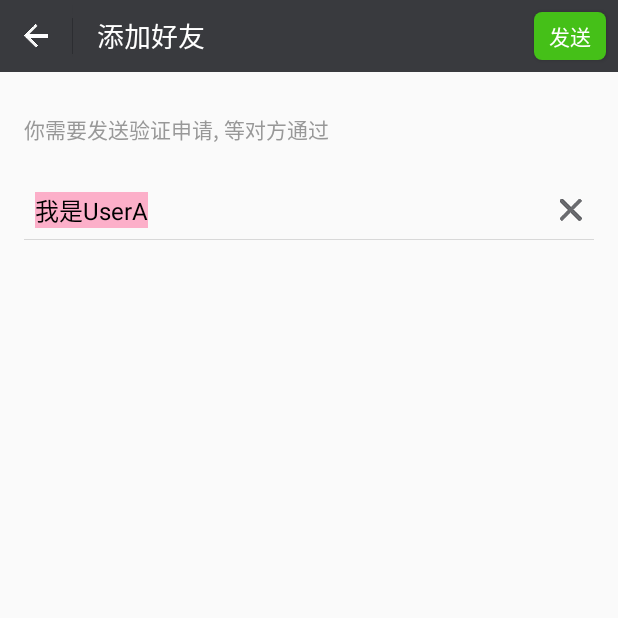
After one commit to zlraymind/RongIMDemo, an Android app: the InviteActivity screen opened directly, with no data from a screen before it, on a phone screen of 412 x 824 dp, the top half of it. The commit adds this screen. Run offline under Robolectric (Android 15) with nearby library versions, the phone set to English and light mode, and no system bars; pictures from the network do not load.

Commit message:
Minor update.

```diff
--- a/app/src/main/AndroidManifest.xml
+++ b/app/src/main/AndroidManifest.xml
@@ -36,6 +36,9 @@
                   android:screenOrientation="portrait"/>
 
         <activity android:name=".activity.FindFriendActivity"
+                  android:screenOrientation="portrait"/>
+
+        <activity android:name=".activity.InviteActivity"
                   android:screenOrientation="portrait"/>
 
         <activity
--- a/app/src/main/java/rong/im/demo/activity/FindFriendActivity.java
+++ b/app/src/main/java/rong/im/demo/activity/FindFriendActivity.java
@@ -1,5 +1,6 @@
 package rong.im.demo.activity;
 
+import android.content.Intent;
 import android.graphics.Color;
 import android.os.Bundle;
 import android.os.Handler;
@@ -21,7 +22,6 @@ import android.widget.TextView;
 import android.widget.Toast;
 
 import java.util.ArrayList;
-import java.util.List;
 
 import rong.im.demo.R;
 import rong.im.demo.model.User;
@@ -183,6 +183,13 @@ public class FindFriendActivity extends AppCompatActivity implements Handler.Cal
             if (convertView == null) {
                 itemView = new ContactItemView(FindFriendActivity.this);
                 itemView.setTag(itemView);
+                itemView.setOnClickListener(new View.OnClickListener() {
+                    @Override
+                    public void onClick(View v) {
+                        Intent intent = new Intent(FindFriendActivity.this, InviteActivity.class);
+                        FindFriendActivity.this.startActivity(intent);
+                    }
+                });
             } else {
                 itemView = (ContactItemView) convertView.getTag();
             }
--- /dev/null
+++ b/app/src/main/java/rong/im/demo/activity/InviteActivity.java
@@ -0,0 +1,19 @@
+package rong.im.demo.activity;
+
+import android.os.Bundle;
+import android.support.v7.app.AppCompatActivity;
+
+import rong.im.demo.R;
+
+public class InviteActivity extends AppCompatActivity {
+
+    @Override
+    protected void onCreate(Bundle savedInstanceState) {
+        super.onCreate(savedInstanceState);
+        setContentView(R.layout.activity_invite_friend);
+        initView();
+    }
+
+    private void initView() {
+    }
+}
--- /dev/null
+++ b/app/src/main/res/drawable/toolbar_send.xml
@@ -0,0 +1,21 @@
+<?xml version="1.0" encoding="UTF-8"?>
+<selector xmlns:android="http://schemas.android.com/apk/res/android">
+    <item android:state_pressed="true">
+        <shape>
+            <solid android:color="#3e7d2c"/>
+            <corners android:radius="5dp"/>
+        </shape>
+    </item>
+    <item android:state_enabled="false">
+        <shape>
+            <solid android:color="#3e7d2c"/>
+            <corners android:radius="5dp"/>
+        </shape>
+    </item>
+    <item>
+        <shape>
+            <solid android:color="#45c018"/>
+            <corners android:radius="5dp"/>
+        </shape>
+    </item>
+</selector>
--- /dev/null
+++ b/app/src/main/res/layout/activity_invite_friend.xml
@@ -0,0 +1,99 @@
+<?xml version="1.0" encoding="utf-8"?>
+<LinearLayout
+    xmlns:android="http://schemas.android.com/apk/res/android"
+    android:layout_width="match_parent"
+    android:layout_height="match_parent"
+    android:orientation="vertical">
+
+    <RelativeLayout
+        android:id="@+id/toolbar"
+        android:layout_width="match_parent"
+        android:layout_height="48dp"
+        android:background="#393a3e"
+        android:orientation="horizontal">
+
+        <ImageView
+            android:id="@+id/back"
+            android:layout_width="wrap_content"
+            android:layout_height="wrap_content"
+            android:src="@drawable/toolbar_back"/>
+
+        <TextView
+            android:layout_width="wrap_content"
+            android:layout_height="wrap_content"
+            android:layout_centerVertical="true"
+            android:layout_marginLeft="16dp"
+            android:layout_toRightOf="@id/back"
+            android:text="添加好友"
+            android:textColor="#ffffff"
+            android:textSize="18sp"/>
+
+        <Button
+            android:id="@+id/send"
+            android:layout_width="wrap_content"
+            android:layout_height="32dp"
+            android:layout_alignParentRight="true"
+            android:layout_centerVertical="true"
+            android:layout_marginRight="8dp"
+            android:background="@drawable/toolbar_send"
+            android:minWidth="0dp"
+            android:paddingLeft="10dp"
+            android:paddingRight="10dp"
+            android:text="发送"
+            android:textColor="#ffffff"
+            android:textSize="14sp"/>
+    </RelativeLayout>
+
+    <TextView
+        android:layout_width="wrap_content"
+        android:layout_height="wrap_content"
+        android:layout_marginLeft="16dp"
+        android:layout_marginTop="27dp"
+        android:text="你需要发送验证申请, 等对方通过"
+        android:textColor="#989898"
+        android:textSize="14sp"/>
+
+    <RelativeLayout
+        android:layout_width="match_parent"
+        android:layout_height="wrap_content"
+        android:layout_marginTop="24dp">
+
+        <EditText
+            android:id="@+id/invite_edit"
+            android:layout_width="wrap_content"
+            android:layout_height="wrap_content"
+            android:layout_alignLeft="@+id/underline"
+            android:layout_marginBottom="7dp"
+            android:layout_marginLeft="7dp"
+            android:layout_marginRight="5dp"
+            android:layout_marginTop="7dp"
+            android:layout_toLeftOf="@+id/clear_text"
+            android:background="@null"
+            android:selectAllOnFocus="true"
+            android:singleLine="true"
+            android:text="我是UserA"
+            android:textColor="#000000"
+            android:textColorHint="#474b4c"
+            android:textCursorDrawable="@null"
+            android:textSize="16sp"/>
+
+        <ImageView
+            android:id="@id/clear_text"
+            android:layout_width="wrap_content"
+            android:layout_height="wrap_content"
+            android:layout_alignRight="@id/underline"
+            android:layout_centerVertical="true"
+            android:layout_marginRight="7dp"
+            android:src="@mipmap/toolbar_clear_cross"/>
+
+        <View
+            android:id="@id/underline"
+            android:layout_width="match_parent"
+            android:layout_height="1px"
+            android:layout_below="@id/invite_edit"
+            android:layout_centerHorizontal="true"
+            android:layout_marginLeft="16dp"
+            android:layout_marginRight="16dp"
+            android:background="#d8d8d8"/>
+    </RelativeLayout>
+</LinearLayout>
--- a/app/src/main/res/layout/activity_new_friend.xml
+++ b/app/src/main/res/layout/activity_new_friend.xml
@@ -1,9 +1,10 @@
 <?xml version="1.0" encoding="utf-8"?>
-<LinearLayout xmlns:android="http://schemas.android.com/apk/res/android"
-              android:layout_width="match_parent"
-              android:layout_height="match_parent"
-              android:background="#ebebeb"
-              android:orientation="vertical">
+<LinearLayout
+    xmlns:android="http://schemas.android.com/apk/res/android"
+    android:layout_width="match_parent"
+    android:layout_height="match_parent"
+    android:background="#ebebeb"
+    android:orientation="vertical">
 
     <LinearLayout
         android:id="@+id/toolbar"
@@ -34,7 +35,7 @@
         android:layout_width="match_parent"
         android:layout_height="52dp"
         android:layout_marginTop="16dp"
-        android:background="#ffffff">
+        android:background="@drawable/panel_background">
 
         <ImageView
             android:id="@id/toolbar_find_icon"
@@ -51,7 +52,7 @@
             android:layout_marginLeft="5dp"
             android:layout_marginTop="4dp"
             android:layout_toRightOf="@id/toolbar_find_icon"
-            android:text="用户名"
+            android:text="输入用户名或昵称, 搜索新朋友"
             android:textColor="#c4c4c4"/>
 
         <View
@@ -66,8 +67,7 @@
 
     <RelativeLayout
         android:layout_width="match_parent"
-        android:layout_height="35dp"
-        android:visibility="gone">
+        android:layout_height="35dp">
 
         <TextView
             android:layout_width="wrap_content"
@@ -80,12 +80,26 @@
             android:textSize="12sp"/>
     </RelativeLayout>
 
+    <RelativeLayout
+        android:id="@+id/none_friend"
+        android:layout_width="match_parent"
+        android:layout_height="match_parent"
+        android:background="#ffffff">
+
+        <TextView
+            android:layout_width="wrap_content"
+            android:layout_height="wrap_content"
+            android:layout_centerHorizontal="true"
+            android:layout_marginTop="2dp"
+            android:text="无"/>
+    </RelativeLayout>
+
     <ListView
         android:id="@+id/new_friend_list"
         android:layout_width="match_parent"
         android:layout_height="match_parent"
         android:background="#ffffff"
         android:divider="@null"
-        android:listSelector="@android:color/transparent"/>
-
+        android:listSelector="@android:color/transparent"
+        android:visibility="gone"/>
 </LinearLayout>
--- a/app/src/main/res/layout/main_fragment_contact.xml
+++ b/app/src/main/res/layout/main_fragment_contact.xml
@@ -1,14 +1,15 @@
 <?xml version="1.0" encoding="utf-8"?>
-<LinearLayout xmlns:android="http://schemas.android.com/apk/res/android"
-              android:layout_width="match_parent"
-              android:layout_height="match_parent"
-              android:background="#ffffff"
-              android:orientation="vertical">
+<LinearLayout
+    xmlns:android="http://schemas.android.com/apk/res/android"
+    android:layout_width="match_parent"
+    android:layout_height="match_parent"
+    android:background="#ffffff"
+    android:orientation="vertical">
 
     <ListView
         android:id="@+id/contact_list"
-        android:listSelector="@android:color/transparent"
+        android:layout_width="match_parent"
+        android:layout_height="match_parent"
         android:divider="@null"
-        android:layout_width="match_parent"
-        android:layout_height="match_parent"/>
+        android:listSelector="@android:color/transparent"/>
 </LinearLayout>
--- a/app/src/main/res/layout/main_title_icon.xml
+++ b/app/src/main/res/layout/main_title_icon.xml
@@ -1,5 +1,4 @@
 <?xml version="1.0" encoding="utf-8"?>
-
 <FrameLayout
     xmlns:android="http://schemas.android.com/apk/res/android"
     android:layout_width="wrap_content"
```
Also changed, not shown: app/src/main/res/layout/activity_conversation.xml (+5 -4 lines), app/src/main/res/layout/activity_find_friend.xml (+6 -5 lines), app/src/main/res/layout/activity_login.xml (+4 -3 lines), app/src/main/res/layout/listitem_discovery.xml (+5 -4 lines), app/src/main/res/layout/login_editbox.xml (+4 -3 lines), app/src/main/res/layout/main_fragment_discovery.xml (+6 -5 lines), app/src/main/res/layout/main_fragment_im.xml (+5 -4 lines).
